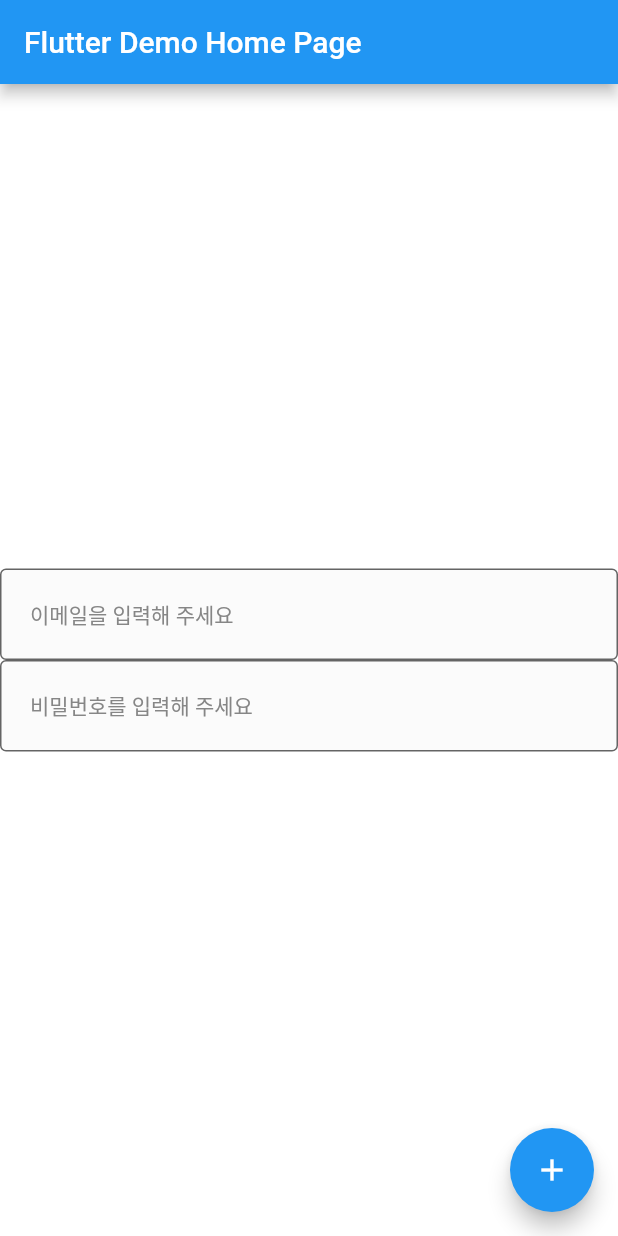
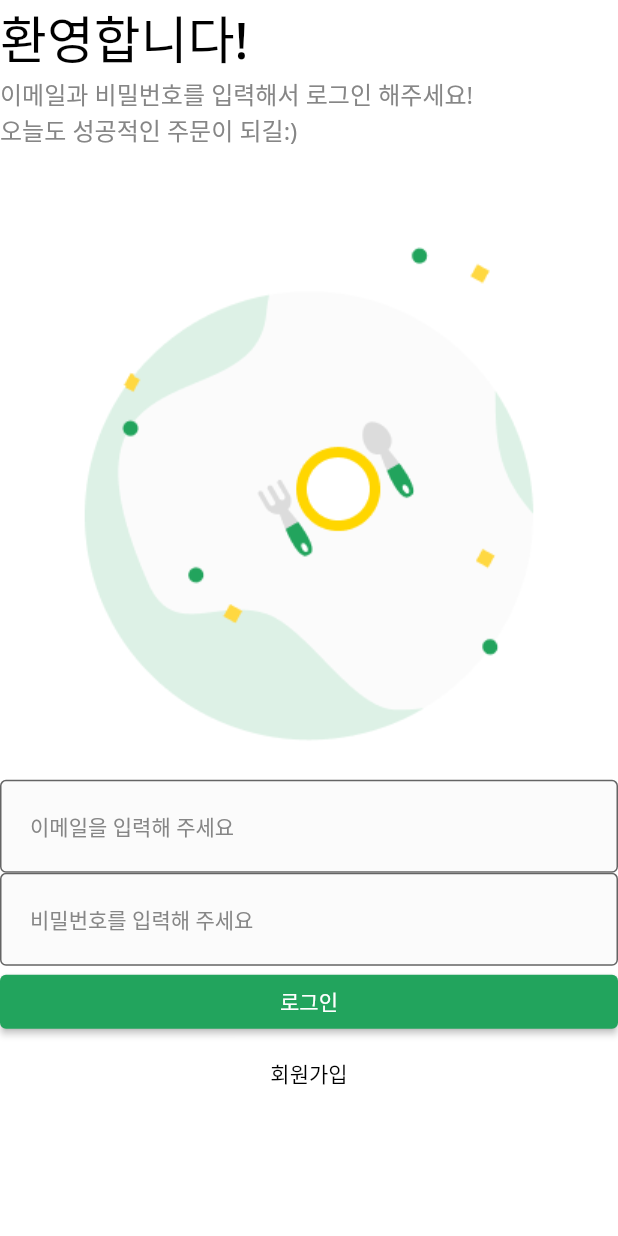
Before and after one commit to SunChulBaek-2/CodeFactoryFlutter, a Flutter app: the screen it shows after launch, on a phone screen of 412 x 824 dp. Run offline on Flutter 3.47's test engine with Material 2 defaults, Android fonts, the phone set to English and light mode, and no system bars.

Commit message:
UI 배치하기

```diff
--- /dev/null
+++ b/lib/common/layout/default_layout.dart
@@ -0,0 +1,15 @@
+import 'package:flutter/material.dart';
+
+class DefaultLayout extends StatelessWidget {
+  final Widget child;
+
+  const DefaultLayout({required this.child, super.key});
+
+  @override
+  Widget build(BuildContext context) {
+    return Scaffold(
+      backgroundColor: Colors.white,
+      body: child,
+    );
+  }
+}
--- a/lib/main.dart
+++ b/lib/main.dart
@@ -1,4 +1,4 @@
-import 'package:codefactory_flutter/common/component/custom_text_form_field.dart';
+import 'package:codefactory_flutter/user/view/login_screen.dart';
 import 'package:flutter/material.dart';
 
 void main() {
@@ -14,6 +14,7 @@ class MyApp extends StatelessWidget {
       title: 'Flutter Demo',
       theme: ThemeData(
         primarySwatch: Colors.blue,
+        fontFamily: 'NotoSans'
       ),
       home: const MyHomePage(title: 'Flutter Demo Home Page'),
     );
@@ -30,42 +31,8 @@ class MyHomePage extends StatefulWidget {
 }
 
 class _MyHomePageState extends State<MyHomePage> {
-  int _counter = 0;
-
-  void _incrementCounter() {
-    setState(() {
-      _counter++;
-    });
-  }
-
   @override
   Widget build(BuildContext context) {
-    return Scaffold(
-      backgroundColor: Colors.white,
-      appBar: AppBar(
-        title: Text(widget.title),
-      ),
-      body: Column(
-        mainAxisAlignment: MainAxisAlignment.center,
-        children: [
-          CustomTextFormField(
-            hintText: '이메일을 입력해 주세요',
-            onChanged: (String value) {
-
-          }),
-          CustomTextFormField(
-            hintText: '비밀번호를 입력해 주세요',
-            obscureText: true,
-            onChanged: (String value) {
-
-            })
-        ],
-      ),
-      floatingActionButton: FloatingActionButton(
-        onPressed: _incrementCounter,
-        tooltip: 'Increment',
-        child: const Icon(Icons.add),
-      ), // This trailing comma makes auto-formatting nicer for build methods.
-    );
+    return LoginScreen();
   }
 }
--- /dev/null
+++ b/lib/user/view/login_screen.dart
@@ -0,0 +1,77 @@
+import 'package:codefactory_flutter/common/const/colors.dart';
+import 'package:flutter/material.dart';
+import 'package:codefactory_flutter/common/component/custom_text_form_field.dart';
+import 'package:codefactory_flutter/common/layout/default_layout.dart';
+
+class LoginScreen extends StatelessWidget {
+  const LoginScreen({super.key});
+
+  @override
+  Widget build(BuildContext context) {
+    return DefaultLayout(
+      child: SafeArea(
+        child: Column(
+          crossAxisAlignment: CrossAxisAlignment.stretch,
+          children: [
+            _Title(),
+            _SubTitle(),
+            Image.asset(
+              'asset/img/misc/logo.png',
+              width: MediaQuery.of(context).size.width/3*2
+            ),
+            CustomTextFormField(
+              hintText: '이메일을 입력해 주세요',
+              onChanged: (String value) {
+
+              }
+            ),
+            CustomTextFormField(
+              hintText: '비밀번호를 입력해 주세요',
+              obscureText: true,
+              onChanged: (String value) {
+
+              }
+            ),
+            ElevatedButton(
+              onPressed: (){},
+              style: ElevatedButton.styleFrom(
+                primary: PRIMARY_COLOR
+              ),
+              child: Text('로그인')
+            ),
+            TextButton(
+              onPressed: (){},
+              style: TextButton.styleFrom(primary: Colors.black),
+              child: Text('회원가입')
+            )
+          ],
+        )
+      )
+    );
+  }
+}
+
+class _Title extends StatelessWidget {
+  @override
+  Widget build(BuildContext context) {
+    return Text(
+      '환영합니다!',
+      style: TextStyle(
+        fontSize: 34,
+        fontWeight: FontWeight.w500,
+        color: Colors.black
+      ));
+  }
+}
+
+class _SubTitle extends StatelessWidget {
+  @override
+  Widget build(BuildContext context) {
+    return Text(
+        '이메일과 비밀번호를 입력해서 로그인 해주세요!\n오늘도 성공적인 주문이 되길:)',
+        style: TextStyle(
+            fontSize: 16,
+            color: BODY_TEXT_COLOR
+        ));
+  }
+}
```
Also changed, not shown: pubspec.yaml (+22 -0 lines), asset/img/logo/codefactory_logo.png (added), asset/img/logo/logo.png (added), asset/img/misc/logo.png (added), asset/svg/icon/home.svg (added), asset/svg/icon/orders.svg (added), asset/svg/icon/profile.svg (added), asset/svg/icon/search.svg (added), 9 other files.
